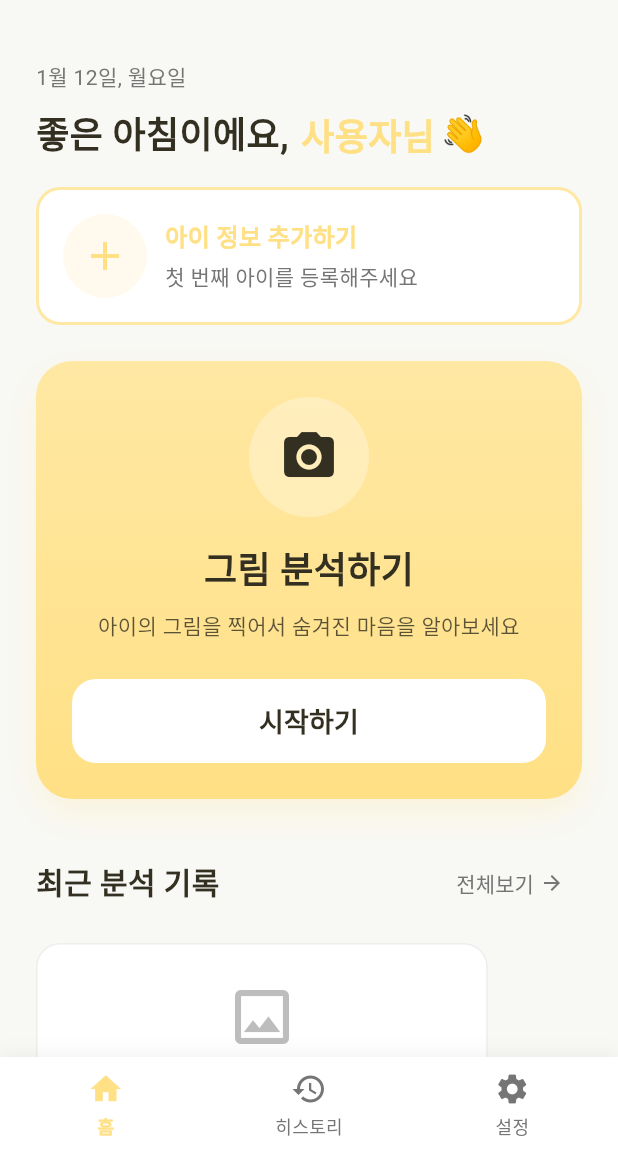
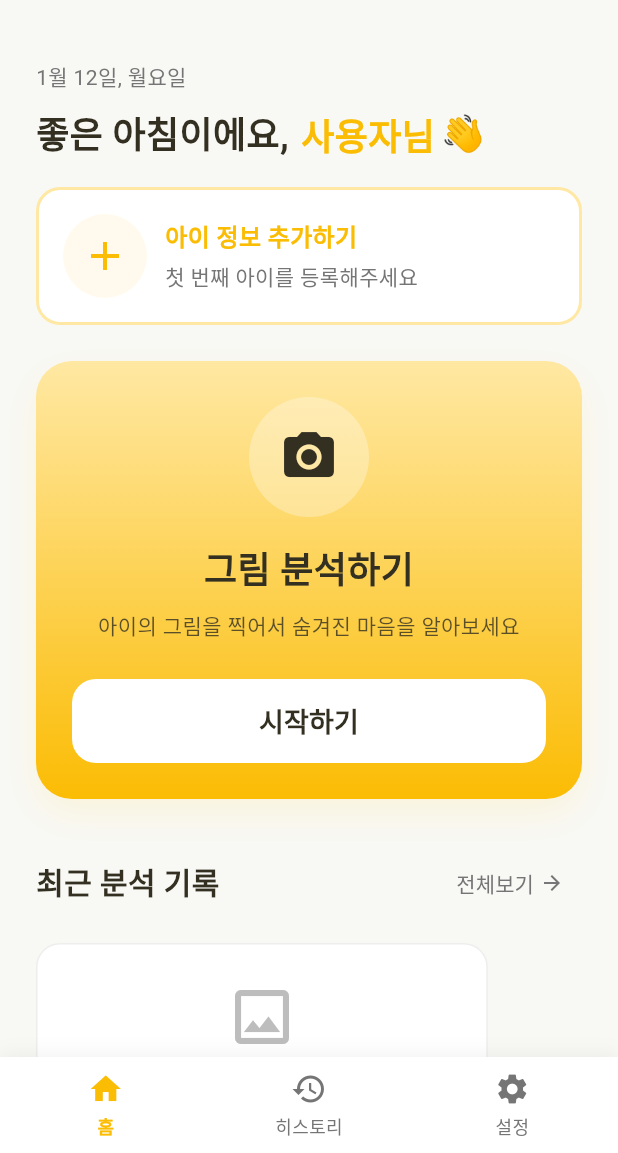
Before and after one commit to lamblion601/Shining_Moments_flutter-, a Flutter app: the screen it shows once a user with an empty profile is signed in, on a phone screen of 412 x 824 dp, the part 83-1236 px from its top. Run offline on Flutter 3.47's test engine with Material 3 defaults, Android fonts, the light colour scheme and no system bars; our stand-ins replace flutter_dotenv, google_generative_ai, image_picker, supabase_flutter; accounts and stored records are empty; network calls fail.

Commit message:
style: change theme color from ffe085 to fbbc04

```diff
--- a/lib/theme/app_theme.dart
+++ b/lib/theme/app_theme.dart
@@ -3,14 +3,14 @@
 class AppTheme {
   // HTML 디자인에 맞춘 색상 정의
   static const Color primary = Color(0xFFFFE8A3); // #ffe8a3
-  static const Color primaryHover = Color(0xFFFFE085); // #ffe085
+  static const Color primaryHover = Color(0xFFFBBC04); // #fbbc04
   static const Color backgroundColor = Color(0xFFF8F8F5); // #f8f8f5
   static const Color textDark = Color(0xFF332F21); // #332f21
   static const Color textLight = Color(0xFFF1EEE6); // #f1eee6
 
   // 기존 색상들 (호환성 유지)
   static const Color lightYellow = Color(0xFFFFE8A3);
-  static const Color lightOrange = Color(0xFFFFE085);
+  static const Color lightOrange = Color(0xFFFBBC04);
   static const Color lightBlue = Color(0xFFB3E5FC);
   static const Color lightPurple = Color(0xFFE1BEE7);
   static const Color lightGreen = Color(0xFFC8E6C9);
```
Also changed, not shown: 1 other file.
